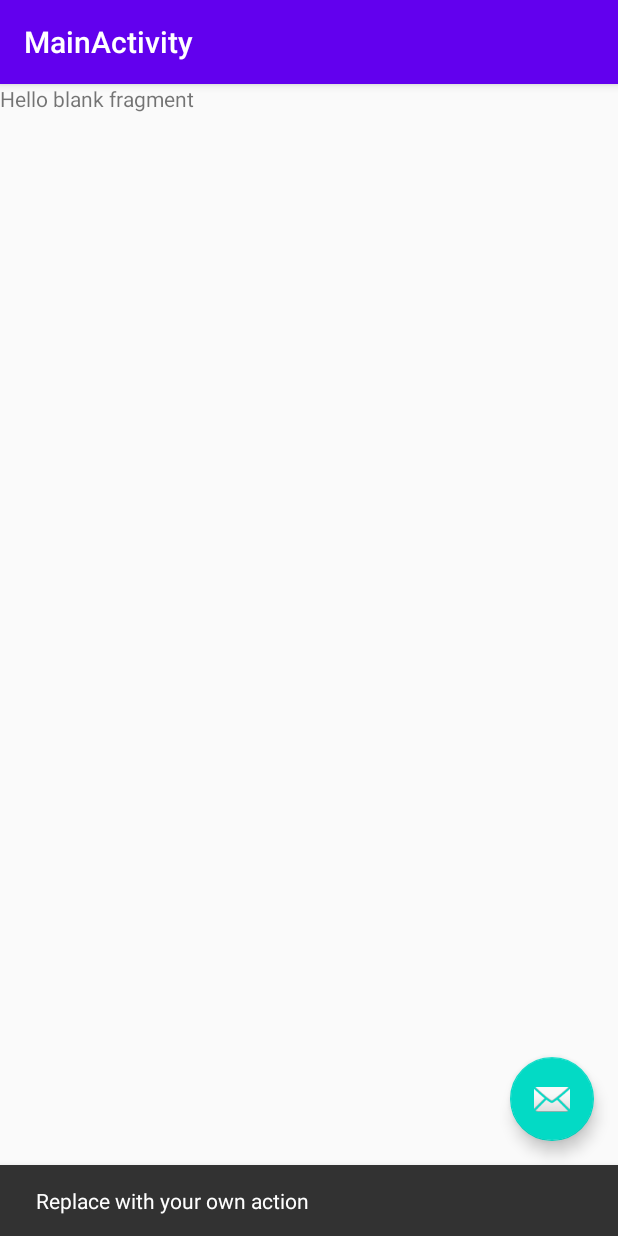
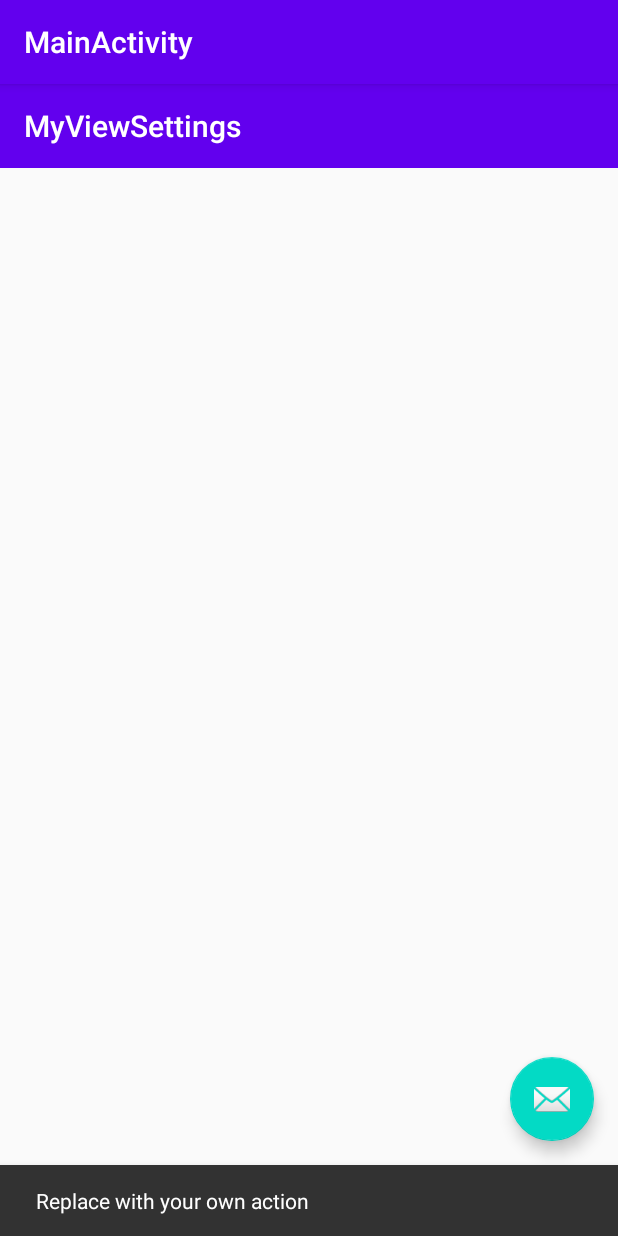
Before and after one commit to agusting2020/EC327-COVIDPlusPlus, an Android app: the ViewSettings screen opened through its navigation route, after a tap on an icon or button, on a phone screen of 412 x 824 dp. Run offline under Robolectric (Android 15) with nearby library versions, the phone set to English and light mode, and no system bars.

Commit message:
added toolbars

```diff
--- a/MyCovidFinanceApp/app/src/main/res/layout/fragment_navigation_bar.xml
+++ b/MyCovidFinanceApp/app/src/main/res/layout/fragment_navigation_bar.xml
@@ -11,4 +11,8 @@
         android:layout_height="match_parent"
         android:text="@string/hello_blank_fragment" />
 
+    <com.google.android.material.navigation.NavigationView
+        android:layout_width="wrap_content"
+        android:layout_height="match_parent" />
+
 </FrameLayout>
--- a/MyCovidFinanceApp/app/src/main/res/layout/fragment_view_settings.xml
+++ b/MyCovidFinanceApp/app/src/main/res/layout/fragment_view_settings.xml
@@ -1,14 +1,17 @@
 <?xml version="1.0" encoding="utf-8"?>
 <FrameLayout xmlns:android="http://schemas.android.com/apk/res/android"
+    xmlns:app="http://schemas.android.com/apk/res-auto"
     xmlns:tools="http://schemas.android.com/tools"
     android:layout_width="match_parent"
     android:layout_height="match_parent"
     tools:context=".ViewSettings">
 
-    <!-- TODO: Update blank fragment layout -->
-    <TextView
+    <androidx.appcompat.widget.Toolbar
+        android:id="@+id/toolbar8"
         android:layout_width="match_parent"
-        android:layout_height="match_parent"
-        android:text="@string/hello_blank_fragment" />
-
+        android:layout_height="wrap_content"
+        android:background="?attr/colorPrimary"
+        android:minHeight="?attr/actionBarSize"
+        android:theme="?attr/actionBarTheme"
+        app:title="MyViewSettings" />
 </FrameLayout>
--- a/MyCovidFinanceApp/app/src/main/res/navigation/nav_graph.xml
+++ b/MyCovidFinanceApp/app/src/main/res/navigation/nav_graph.xml
@@ -3,34 +3,13 @@
     xmlns:app="http://schemas.android.com/apk/res-auto"
     xmlns:tools="http://schemas.android.com/tools"
     android:id="@+id/nav_graph"
-    app:startDestination="@id/FirstFragment">
+    app:startDestination="@id/myHome">
 
-    <fragment
-        android:id="@+id/FirstFragment"
-        android:name="com.example.mycovidfinanceapp.FirstFragment"
-        android:label="@string/first_fragment_label"
-        tools:layout="@layout/fragment_first">
-        <action
-            android:id="@+id/action_FirstFragment_to_SecondFragment"
-            app:destination="@id/SecondFragment" />
-    </fragment>
-    <fragment
-        android:id="@+id/SecondFragment"
-        android:name="com.example.mycovidfinanceapp.SecondFragment"
-        android:label="@string/second_fragment_label"
-        tools:layout="@layout/fragment_second">
-        <action
-            android:id="@+id/action_SecondFragment_to_myHome"
-            app:destination="@id/myHome" />
-    </fragment>
     <fragment
         android:id="@+id/myHome"
         android:name="com.example.mycovidfinanceapp.MyHome"
         android:label="fragment_my_home"
         tools:layout="@layout/fragment_my_home" >
-        <action
-            android:id="@+id/action_myHome_to_myAccount"
-            app:destination="@id/myAccount" />
         <action
             android:id="@+id/action_myHome_to_myBudget"
             app:destination="@id/myBudget" />
@@ -40,21 +19,9 @@
         <action
             android:id="@+id/action_myHome_to_mySettings"
             app:destination="@id/mySettings" />
-    </fragment>
-    <fragment
-        android:id="@+id/myAccount"
-        android:name="com.example.mycovidfinanceapp.MyAccount"
-        android:label="fragment_my_account"
-        tools:layout="@layout/fragment_my_account" >
         <action
-            android:id="@+id/action_myAccount_to_myLoans"
-            app:destination="@id/myLoans" />
-        <action
-            android:id="@+id/action_myAccount_to_myCards"
-            app:destination="@id/myCards" />
-        <action
-            android:id="@+id/action_myAccount_to_myBanking"
-            app:destination="@id/myBanking" />
+            android:id="@+id/action_myHome_to_myAccount"
+            app:destination="@id/myAccount" />
     </fragment>
     <fragment
         android:id="@+id/myBudget"
@@ -119,4 +86,37 @@
         android:name="com.example.mycovidfinanceapp.profilesettings"
         android:label="fragment_profilesettings"
         tools:layout="@layout/fragment_profilesettings" />
+    <activity
+        android:id="@+id/loginActivity"
+        android:name="com.example.mycovidfinanceapp.ui.login.LoginActivity"
+        android:label="activity_login"
+        app:action="@string/action_sign_in_short"
+        tools:layout="@layout/activity_login" />
+    <fragment
+        android:id="@+id/secondFragment"
+        android:name="com.example.mycovidfinanceapp.SecondFragment"
+        android:label="fragment_second"
+        tools:layout="@layout/fragment_second" >
+        <action
+            android:id="@+id/action_secondFragment_to_myHome"
+            app:destination="@id/myHome" />
+        <action
+            android:id="@+id/action_secondFragment_to_myAccount"
+            app:destination="@id/myAccount" />
+    </fragment>
+    <fragment
+        android:id="@+id/myAccount"
+        android:name="com.example.mycovidfinanceapp.MyAccount"
+        android:label="fragment_my_account"
+        tools:layout="@layout/fragment_my_account" >
+        <action
+            android:id="@+id/action_myAccount_to_myBanking"
+            app:destination="@id/myBanking" />
+        <action
+            android:id="@+id/action_myAccount_to_myLoans"
+            app:destination="@id/myLoans" />
+        <action
+            android:id="@+id/action_myAccount_to_myCards"
+            app:destination="@id/myCards" />
+    </fragment>
 </navigation>
--- a/MyCovidFinanceApp/app/src/main/res/values/strings.xml
+++ b/MyCovidFinanceApp/app/src/main/res/values/strings.xml
@@ -31,4 +31,7 @@
     <string name="title_notifications">Notifications</string>
     <string name="myhome">MyHome</string>
     <string name="your_next_available_paycheck_is_on">Your next available paycheck is on</string>
+    <string name="mybanking">MyBanking</string>
+    <string name="mycards">MyCards</string>
+    <string name="myloans">MyLoans</string>
 </resources>
```
Also changed, not shown: MyCovidFinanceApp/app/src/main/res/layout/fragment_my_account.xml (+23 -1 lines), MyCovidFinanceApp/app/src/main/res/layout/fragment_my_budget.xml (+10 -0 lines), MyCovidFinanceApp/app/src/main/res/layout/fragment_my_home.xml (+10 -3 lines), MyCovidFinanceApp/app/src/main/res/layout/fragment_my_settings.xml (+9 -3 lines), MyCovidFinanceApp/app/src/main/res/layout/fragment_profilesettings.xml (+8 -5 lines), MyCovidFinanceApp/app/src/main/java/com/example/mycovidfinanceapp/MyAccount.java (line endings or trailing spaces), 1 other file.
